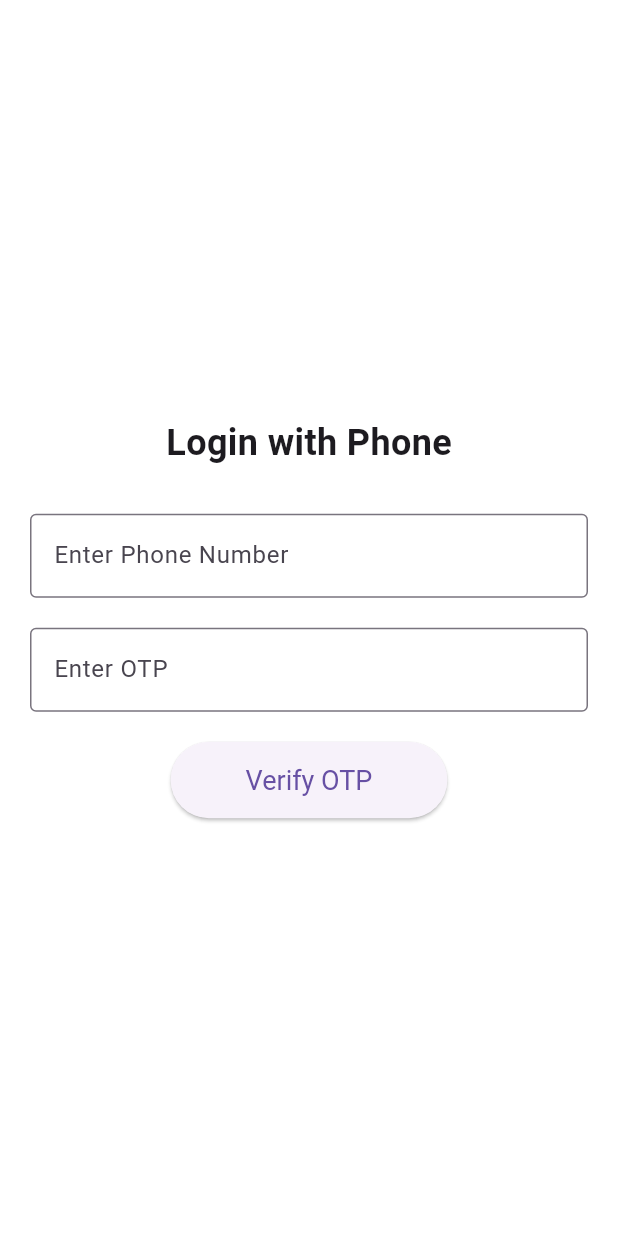
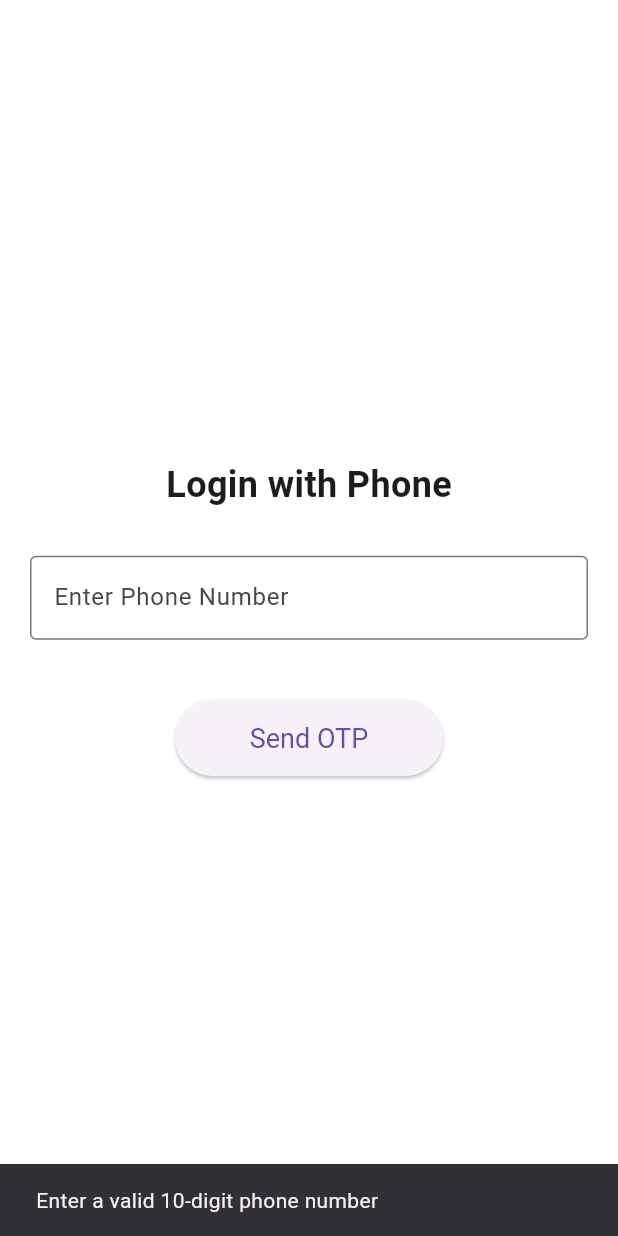
Before and after one commit to tarunkumarjhabakh/bya, a Flutter app: the screen it shows after launch, after a tap on "Send OTP", on a phone screen of 412 x 824 dp. Run offline on Flutter 3.47's test engine with Material 3 defaults, Android fonts, the phone set to English and light mode, and no system bars; our stand-ins replace firebase_auth, firebase_core; accounts and stored records are empty.

Commit message:
login page ui with basic firebas auth

```diff
--- a/lib/login_page.dart
+++ b/lib/login_page.dart
@@ -1,3 +1,4 @@
+import 'package:firebase_auth/firebase_auth.dart';
 import 'package:flutter/material.dart';
 
 class LoginPage extends StatefulWidget {
@@ -9,6 +10,8 @@
   final TextEditingController _phoneController = TextEditingController();
   final TextEditingController _otpController = TextEditingController();
   bool _otpSent = false;
+  String _verificationId = '';
+  bool _isLoading = false;
 
   @override
   Widget build(BuildContext context) {
@@ -50,20 +53,107 @@
 
             // Send OTP / Verify OTP Button
             ElevatedButton(
-              onPressed: () {
-                setState(() {
-                  _otpSent = true;
-                });
+              onPressed: _isLoading ? null : () async {
+                if (!_otpSent) {
+                  String phoneNumber = _phoneController.text.trim();
+                  if (phoneNumber.isEmpty || phoneNumber.length != 10 || !RegExp(r'^\d{10}$').hasMatch(phoneNumber)) {
+                    ScaffoldMessenger.of(context).showSnackBar(
+                      SnackBar(content: Text("Enter a valid 10-digit phone number")),
+                    );
+                    return;
+                  }
+
+                  // Send OTP
+                  setState(() {
+                    _isLoading = true;
+                  });
+
+                  await _sendOtp(phoneNumber);
+                } else {
+                  // Verify OTP
+                  String otp = _otpController.text.trim();
+                  if (otp.isEmpty || otp.length != 6 || !RegExp(r'^\d{6}$').hasMatch(otp)) {
+                    ScaffoldMessenger.of(context).showSnackBar(
+                      SnackBar(content: Text("Enter a valid 6-digit OTP")),
+                    );
+                    return;
+                  }
+
+                  await _verifyOtp(otp);
+                }
               },
               style: ElevatedButton.styleFrom(
                 padding: EdgeInsets.symmetric(horizontal: 50, vertical: 15),
                 textStyle: TextStyle(fontSize: 18),
               ),
-              child: Text(_otpSent ? "Verify OTP" : "Send OTP"),
+              child: _isLoading
+                  ? CircularProgressIndicator(color: Colors.white)
+                  : Text(_otpSent ? "Verify OTP" : "Send OTP"),
             ),
           ],
         ),
       ),
     );
   }
+
+  Future<void> _sendOtp(String phoneNumber) async {
+    try {
+      await FirebaseAuth.instance.verifyPhoneNumber(
+        phoneNumber: '+91$phoneNumber', // Add country code, example: +91 for India
+        timeout: Duration(seconds: 60),
+        verificationCompleted: (PhoneAuthCredential credential) async {
+          // If automatic verification succeeds, sign in the user directly
+          await FirebaseAuth.instance.signInWithCredential(credential);
+          ScaffoldMessenger.of(context).showSnackBar(
+            SnackBar(content: Text("Phone number verified automatically")),
+          );
+        },
+        verificationFailed: (FirebaseAuthException e) {
+          ScaffoldMessenger.of(context).showSnackBar(
+            SnackBar(content: Text("Failed to verify phone number: ${e.message}")),
+          );
+        },
+        codeSent: (String verificationId, int? resendToken) {
+          setState(() {
+            _verificationId = verificationId;
+            _otpSent = true;
+            _isLoading = false;
+          });
+        },
+        codeAutoRetrievalTimeout: (String verificationId) {
+          setState(() {
+            _verificationId = verificationId;
+          });
+        },
+      );
+    } catch (e) {
+      setState(() {
+        _isLoading = false;
+      });
+      ScaffoldMessenger.of(context).showSnackBar(
+        SnackBar(content: Text("Error: ${e.toString()}")),
+      );
+    }
+  }
+
+  Future<void> _verifyOtp(String otp) async {
+    try {
+      // Create a PhoneAuthCredential with the OTP
+      PhoneAuthCredential credential = PhoneAuthProvider.credential(
+        verificationId: _verificationId,
+        smsCode: otp,
+      );
+
+      // Sign in the user with the credential
+      await FirebaseAuth.instance.signInWithCredential(credential);
+      ScaffoldMessenger.of(context).showSnackBar(
+        SnackBar(content: Text("Phone number verified and user signed in")),
+      );
+      // Navigate to the next screen (Home, Dashboard, etc.)
+    } catch (e) {
+      ScaffoldMessenger.of(context).showSnackBar(
+        SnackBar(content: Text("Invalid OTP: ${e.toString()}")),
+      );
+    }
+  }
 }
--- a/lib/main.dart
+++ b/lib/main.dart
@@ -1,7 +1,10 @@
+import 'package:firebase_core/firebase_core.dart';
 import 'package:flutter/material.dart';
-import 'login_page.dart'; // Import the LoginPage file
+import 'login_page.dart'; // Import your login page
 
-void main() {
+void main() async {
+  WidgetsFlutterBinding.ensureInitialized();
+  await Firebase.initializeApp(); // Initialize Firebase
   runApp(MyApp());
 }
 
@@ -9,12 +12,11 @@
   @override
   Widget build(BuildContext context) {
     return MaterialApp(
-      debugShowCheckedModeBanner: false,
-      title: 'Phone Login',
+      title: 'Flutter Firebase OTP',
       theme: ThemeData(
         primarySwatch: Colors.blue,
       ),
-      home: LoginPage(), // Set LoginPage as the home screen
+      home: LoginPage(), // Your login page
     );
   }
 }
```
Also changed, not shown: 3 other files.
